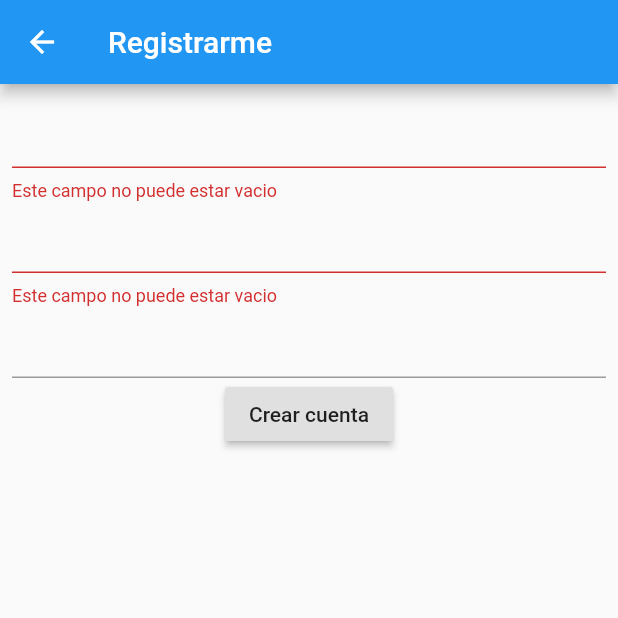
After one commit to Luis-MX/to-do-fliutter, a Flutter app: the screen it shows after launch, after a tap on "No tengo una cuenta", on a phone screen of 412 x 824 dp, the top half of it. The commit adds this screen. Run offline on Flutter 3.47's test engine with Material 2 defaults, Android fonts, the phone set to English and light mode, and no system bars; our stand-ins replace firebase_auth; accounts and stored records are empty.

Commit message:
Comenzando estructura de clean architecture

```diff
--- /dev/null
+++ b/lib/features/core/presentation/screens/login_screen.dart
@@ -0,0 +1,78 @@
+import "package:flutter/material.dart";
+import 'package:firebase_auth/firebase_auth.dart';
+import 'package:todo_app/features/core/presentation/screens/signup_screen.dart';
+
+class LoginScreen extends StatefulWidget {
+  LoginScreen({Key key, this.title}) : super(key: key);
+  final String title;
+
+  @override
+  _LoginScreenState createState() => _LoginScreenState();
+}
+
+class _LoginScreenState extends State<LoginScreen> {
+
+  TextEditingController _controllerEmail = new TextEditingController();
+  TextEditingController _controllerPassword = new TextEditingController();
+
+  @override
+  Widget build(BuildContext context) {
+    return Scaffold(
+      appBar: AppBar(
+        title: Text(widget.title),
+      ),
+      body: Padding(
+        padding: const EdgeInsets.all(8.0),
+        child: Column(
+          mainAxisAlignment: MainAxisAlignment.center,
+          children: <Widget>[
+            TextField(
+              controller: _controllerEmail,
+            ),
+            TextField(
+              controller: _controllerPassword,
+            ),
+            RaisedButton(
+              child: Text("No tengo una cuenta"),
+              onPressed: () {
+                Navigator.of(context).push(MaterialPageRoute(
+                  builder: (_) => SignUpScreen()
+                ));
+              },
+            )
+          ],
+        ),
+      ),
+      floatingActionButton: FloatingActionButton(
+        tooltip: 'Increment',
+        child: Icon(Icons.arrow_forward_ios),
+        onPressed: () {
+          FirebaseAuth.instance.signInWithEmailAndPassword(
+              email: _controllerEmail.text,
+              password: _controllerPassword.text
+          ).then((val) {}, onError: (error) {
+            print('onError');
+            showDialog(
+                context: context,
+                barrierDismissible: false,
+                builder: (dialogContext) {
+                  return AlertDialog(
+                    title: Text('Login'),
+                    content: Text('${error}'),
+                    actions: <Widget>[
+                      RaisedButton(
+                        child: Text('Aceptar'),
+                        onPressed: () {
+                          Navigator.of(dialogContext).pop();
+                        },
+                      )
+                    ],
+                  );
+                }
+            );
+          });
+        },
+      ),
+    );
+  }
+}
--- /dev/null
+++ b/lib/features/core/presentation/screens/signup_screen.dart
@@ -0,0 +1,70 @@
+import 'package:flutter/material.dart';
+
+
+/// # Registro de usuario
+///
+/// Esta pantalla contiene un formulario
+/// para registrar los datos de una cuenta nueva.
+class SignUpScreen extends StatefulWidget {
+  @override
+  _SignUpScreenState createState() => _SignUpScreenState();
+}
+
+class _SignUpScreenState extends State<SignUpScreen> {
+
+  // Este objeto me da acceso a la validacion de formularios
+  GlobalKey<FormFieldState> _formKey = GlobalKey<FormFieldState>();
+  // Me da acceso al texto de password para comparar si son iguales
+  TextEditingController _controller = TextEditingController();
+  @override
+  Widget build(BuildContext context) {
+    return Scaffold(
+      appBar: AppBar(
+        title: Text("Registrarme"),
+      ),
+      body: Padding(
+        padding: const EdgeInsets.all(8.0),
+        child: Form(
+          key: _formKey,
+          child: Column(
+            children: <Widget>[
+              TextFormField(
+                autovalidate: true,
+                validator: (String email) {
+                  if (email.isEmpty)  return "Este campo no puede estar vacio";
+                  else return null;
+                },
+              ),
+              TextFormField(
+                controller: _controller,
+                autovalidate: true,
+                validator: (String password) {
+                  if (password.isEmpty)  return "Este campo no puede estar vacio";
+                  else if (password.trim().length <= 8)  return "La contraseña debe tener al menos 8 caracteres";
+                  else return null;
+                },
+              ),
+              TextFormField(
+                autovalidate: true,
+                validator: (String password) {
+                  if (_controller.text != password)  return "Los 2 password deben ser iguales";
+                  else return null;
+                },
+              ),
+              RaisedButton(
+                child: Text("Crear cuenta"),
+                onPressed: () {
+                  if (_formKey.currentState.validate()) {
+                    // Todos los datos son correctos; se registra una cuenta
+                  } else {
+                    // Los datos estan vacios o incorrectos
+                  }
+                },
+              )
+            ],
+          ),
+        ),
+      ),
+    );
+  }
+}
```
Also changed, not shown: lib/features/core/presentation/screens/home_screen.dart (added, +22 -0 lines), lib/main.dart (+4 -91 lines).
